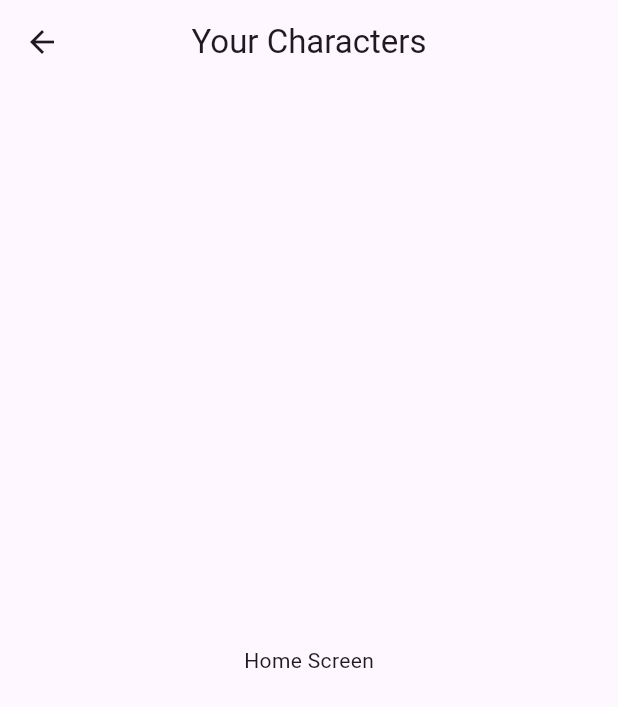
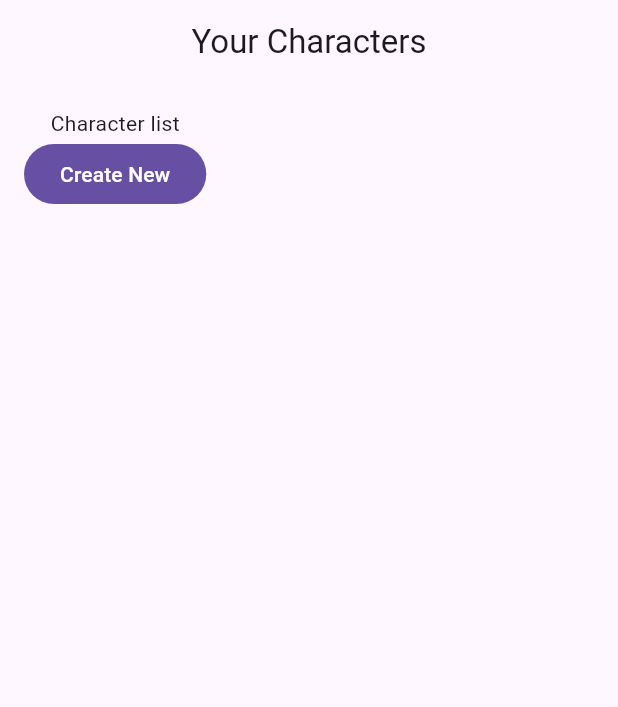
Before and after one commit to tertiussc/flutter_rpg_2, a Flutter app: the Home screen opened directly, on a phone screen of 412 x 824 dp. Shown: the top 707 px of the screen. Run offline on Flutter 3.47's test engine with Material 3 defaults, Android fonts, the phone set to English and light mode, and no system bars.

Commit message:
added some text and button widgets PRIOR to creating theme

```diff
--- a/lib/main.dart
+++ b/lib/main.dart
@@ -2,9 +2,7 @@
 import 'package:flutter_rpg_2/screens/home.dart';
 
 void main() {
-  runApp(MaterialApp(
-    home: Sandbox(),
-  ));
+  runApp(MaterialApp(home: Home()));
 }
 
 // Temporary Sandbox for testing widget components
--- a/lib/screens/home.dart
+++ b/lib/screens/home.dart
@@ -15,10 +15,16 @@
         title: Text('Your Characters'),
         centerTitle: true,
       ),
-      body: Center(
-        child: Container(
-          padding: EdgeInsets.all(16),
-          child: Text('Home Screen'),
+      body: Container(
+        padding: EdgeInsets.all(16),
+        child: Column(
+          children: [
+            Text('Character list'),
+            FilledButton(
+              onPressed: () {},
+              child: Text('Create New'),
+            )
+          ],
         ),
       ),
     );
```
